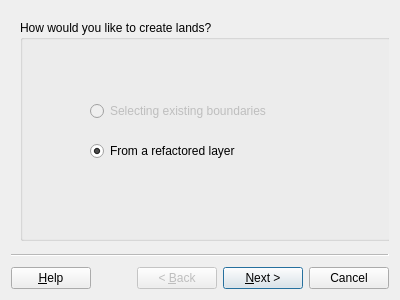
First picture: the form in Asistente-LADM_COL/ui/wiz_create_land_cadaster.ui, repository SwissTierrasColombia/Asistente-LADM-COL, before the edit.
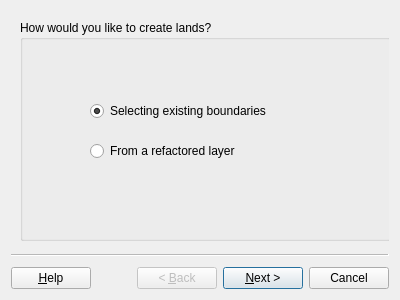
Second picture: the form after the edit. Custom widgets are drawn as their Qt base class.

Commit message: New option to create lands from selected boundaries

What changed in the file:
```diff
--- a/Asistente-LADM_COL/ui/wiz_create_land_cadaster.ui
+++ b/Asistente-LADM_COL/ui/wiz_create_land_cadaster.ui
@@ -34,7 +34,7 @@
     </property>
     <widget class="QRadioButton" name="radioButton">
      <property name="enabled">
-      <bool>false</bool>
+      <bool>true</bool>
      </property>
      <property name="geometry">
       <rect>
@@ -51,7 +51,7 @@
       <bool>true</bool>
      </property>
      <property name="checked">
-      <bool>false</bool>
+      <bool>true</bool>
      </property>
     </widget>
     <widget class="QRadioButton" name="radioButton_2">
@@ -67,7 +67,7 @@
       <string>From a refactored layer</string>
      </property>
      <property name="checked">
-      <bool>true</bool>
+      <bool>false</bool>
      </property>
     </widget>
    </widget>
```
Left out of the diff: 4 changed lines with no effect on the pictures. The commit also changes 2 other files.
